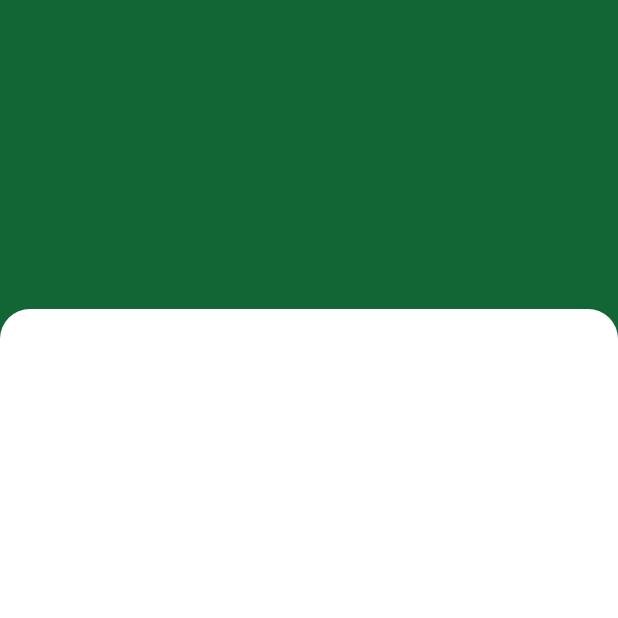
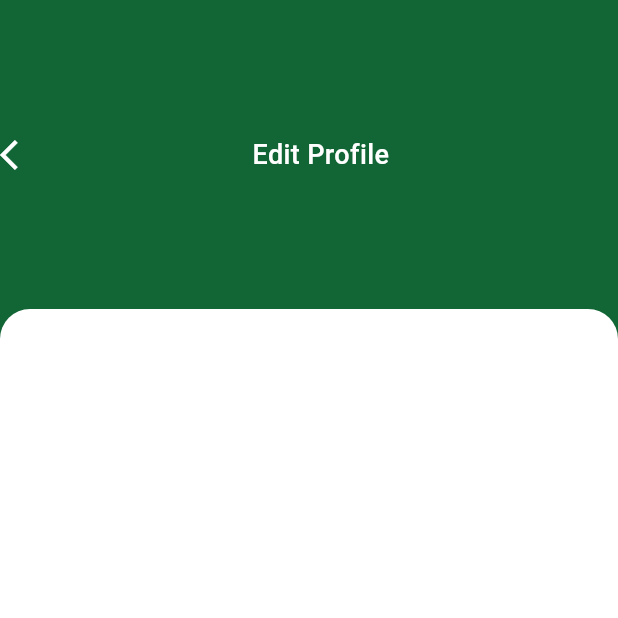
Before and after one commit to rayhantmt/schultzim, a Flutter app: the EditProfileView screen opened by its route, on a phone screen of 412 x 824 dp, the top half of it. Run offline on Flutter 3.47's test engine with Material 3 defaults, Android fonts, the phone set to English and light mode, and no system bars; our stand-ins replace country_code_picker, flutter_svg, get.

Commit message:
appbar of edit profile done

```diff
--- a/lib/app/modules/edit_profile/edit_profile_view.dart
+++ b/lib/app/modules/edit_profile/edit_profile_view.dart
@@ -14,7 +14,19 @@ class EditProfileView extends StatelessWidget {
           Container(
             height: Get.height*0.25,
             child: Row(
-              children: [],
+              children: [
+                Icon(Icons.arrow_back_ios,
+                color: Colors.white,
+                ),
+                SizedBox(width: Get.width*0.35,),
+                Text('Edit Profile',
+                style: TextStyle(
+                  fontWeight: FontWeight.w500,
+                  fontSize: 18,
+                  color: Colors.white
+                ),
+                )
+              ],
             ),
           ),
           Expanded(child: Container(
--- a/lib/app/utils/app_images.dart
+++ b/lib/app/utils/app_images.dart
@@ -7,4 +7,5 @@ static const loginlogo ='lib/assets/log_in_logo.png';
 static const googlelogo='lib/assets/svgs/google_log.svg';
 static const profile='lib/assets/profile.png';
 static const otplogo ='lib/assets/otplogo.png';
+static const editprofile='lib/assets/svgs/edit_profile.svg';
 }
```
Also changed, not shown: lib/assets/svgs/edit_profile.svg (added).
